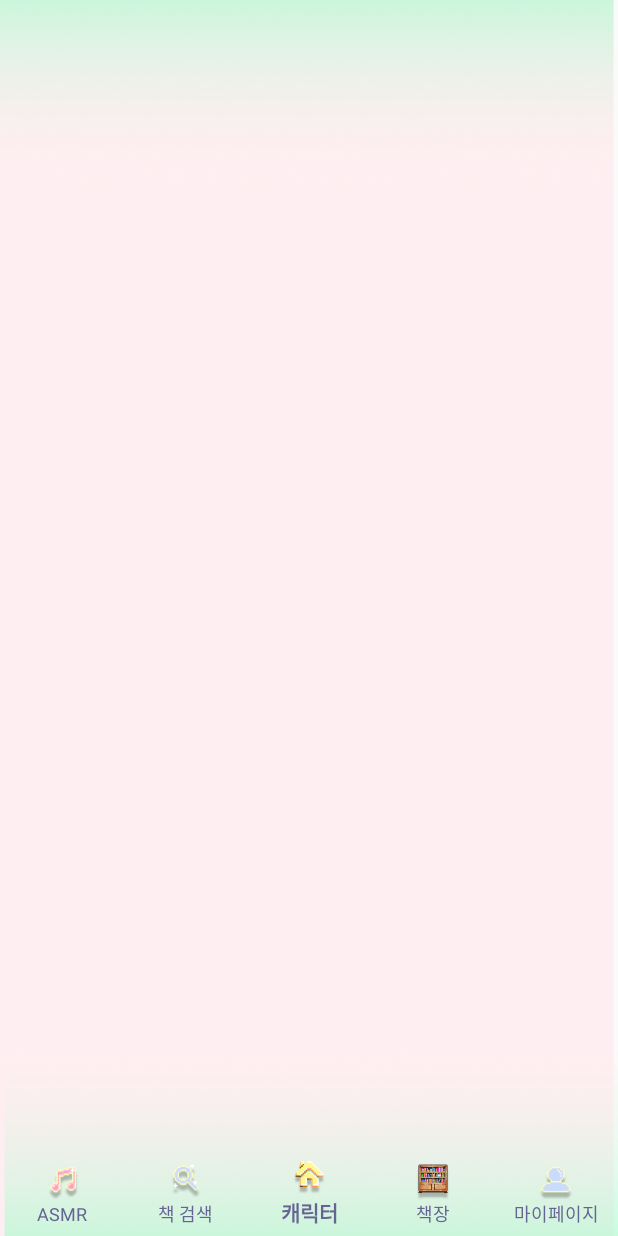
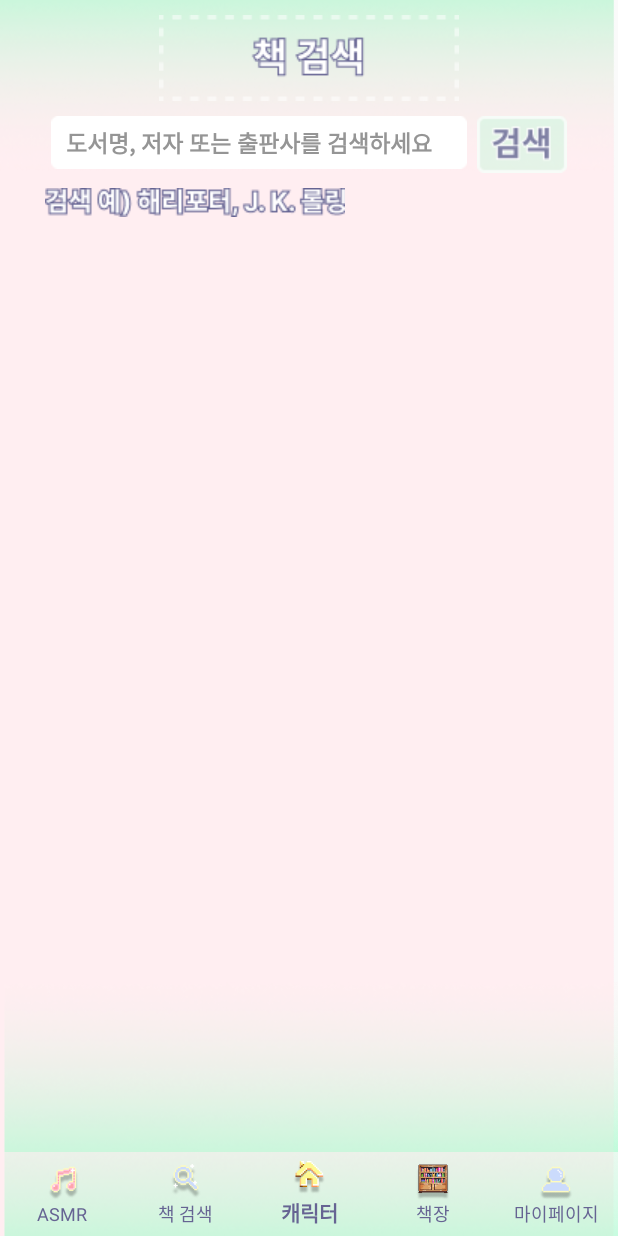
Before and after one commit to HJ2828/GURU2_Android_Book, an Android app: the fragment BookSearchFragment placed in its activity, on a phone screen of 412 x 824 dp. Run offline under Robolectric (Android 15) with nearby library versions, the phone set to English and light mode, and no system bars; 1 statement that could not run was skipped.

Commit message:
2023.07.28 책 검색 xml 작성 _ 서희재(HJ2828) - fragment_book_search.xml 작성, item_book.xml 추가

```diff
--- a/app/src/main/res/layout/fragment_book_search.xml
+++ b/app/src/main/res/layout/fragment_book_search.xml
@@ -1,7 +1,61 @@
 <?xml version="1.0" encoding="utf-8"?>
-<FrameLayout xmlns:android="http://schemas.android.com/apk/res/android"
+<LinearLayout xmlns:android="http://schemas.android.com/apk/res/android"
     xmlns:app="http://schemas.android.com/apk/res-auto"
     xmlns:tools="http://schemas.android.com/tools"
     android:layout_width="match_parent"
     android:layout_height="match_parent"
-    tools:context=".AddProfileFragment"/>
+    android:background="@drawable/background"
+    android:orientation="vertical"
+    tools:context=".BookSearchFragment">
+
+    <ImageView
+        android:layout_width="match_parent"
+        android:layout_height="wrap_content"
+        android:src="@drawable/booksearch_title"
+        android:layout_marginTop="10dp"
+        android:layout_marginBottom="10dp"
+        android:layout_gravity="center_horizontal" />
+
+    <LinearLayout
+        android:layout_width="match_parent"
+        android:layout_height="wrap_content"
+        android:gravity="center_horizontal">
+
+        <EditText
+            android:id="@+id/edtSearch"
+            android:layout_width="wrap_content"
+            android:layout_height="wrap_content"
+            android:background="@drawable/booksearch_bar"
+            android:layout_marginRight="3dp"
+            android:paddingLeft="10dp"
+            android:hint="도서명, 저자 또는 출판사를 검색하세요"
+            android:textColorHint="#959595"
+            android:textSize="15sp"
+            android:textStyle="bold"/>
+
+        <ImageButton
+            android:id="@+id/btnSearch"
+            android:layout_width="wrap_content"
+            android:layout_height="wrap_content"
+            android:background="#00000000"
+            android:src="@drawable/booksearch_btn"
+            android:layout_marginLeft="3dp"/>
+    </LinearLayout>
+
+    <ImageView
+        android:id="@+id/imgViexText"
+        android:layout_width="wrap_content"
+        android:layout_height="wrap_content"
+        android:src="@drawable/booksearch_searchextext"
+        android:gravity="left"
+        android:layout_marginLeft="30dp"
+        android:layout_marginTop="10dp"
+        android:layout_marginBottom="5dp"/>
+
+    <androidx.recyclerview.widget.RecyclerView
+        android:id="@+id/recyclerViewBook"
+        android:layout_width="match_parent"
+        android:layout_height="500dp"
+        android:visibility="visible" />
+
+</LinearLayout>
```
Also changed, not shown: app/src/main/res/layout/item_book.xml (added, +61 -0 lines), app/src/main/res/drawable/booksearch_btn.png, app/src/main/res/drawable/booksearch_nosearchtext.png (added), app/src/main/res/drawable/booksearch_searchextext.png (added).
